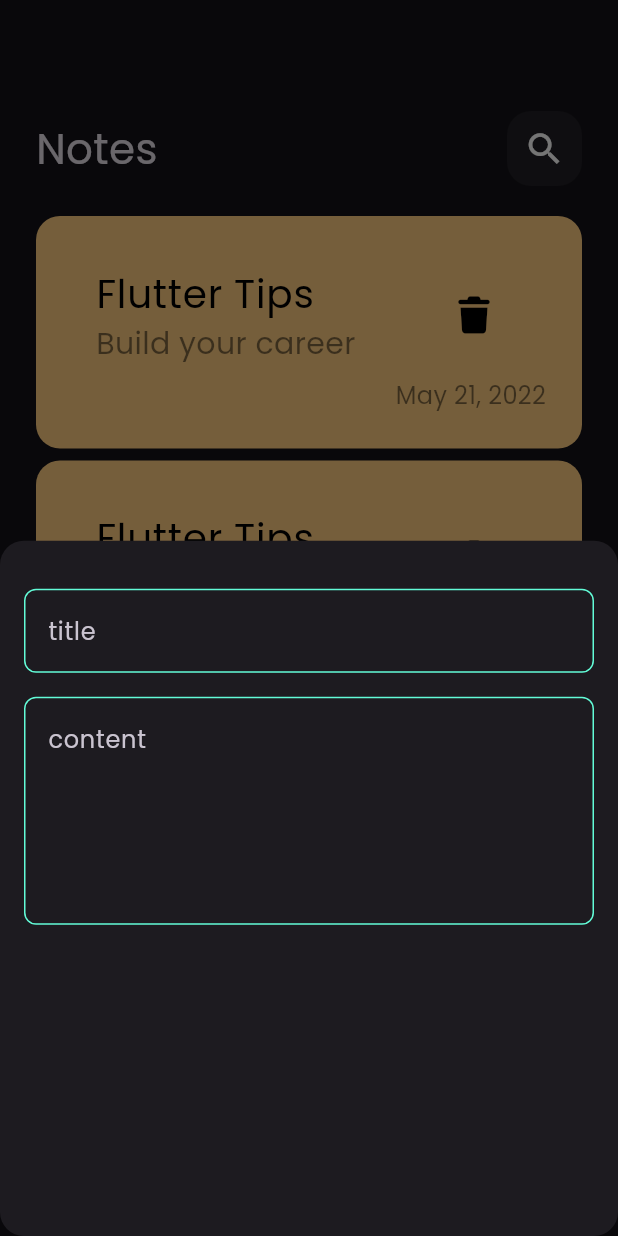
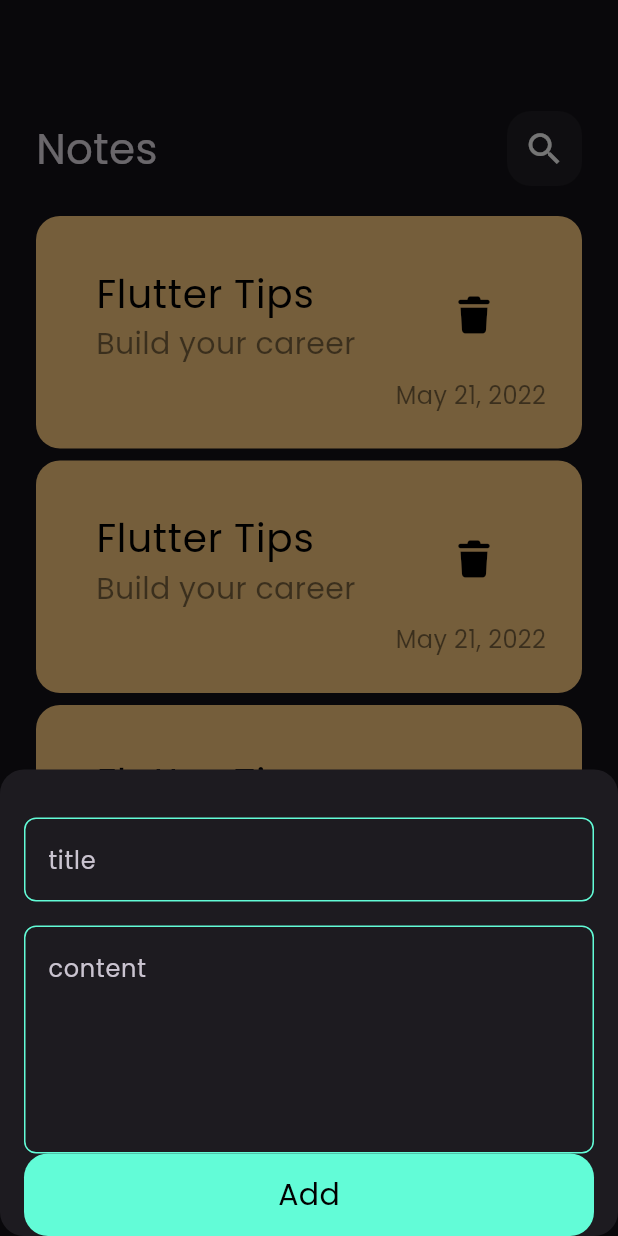
Before and after one commit to mohamed-eid-f/notes_app_hive_bloc, a Flutter app: the screen it shows after launch, after a tap on the "add" icon, on a phone screen of 412 x 824 dp. Run offline on Flutter 3.47's test engine with Material 3 defaults, Android fonts, the phone set to English and light mode, and no system bars; our stand-ins replace font_awesome_flutter.

Commit message:
create custom button

```diff
--- a/lib/views/widgets/add_note_bottom_sheet.dart
+++ b/lib/views/widgets/add_note_bottom_sheet.dart
@@ -1,4 +1,6 @@
 import "package:flutter/material.dart";
+import "package:notes_app_hive_bloc/constants.dart";
+import "package:notes_app_hive_bloc/views/widgets/custom_button.dart";
 import "package:notes_app_hive_bloc/views/widgets/custom_text_field.dart";
 
 class AddNoteBottomSheet extends StatelessWidget {
@@ -8,6 +10,7 @@
   Widget build(BuildContext context) {
     return Padding(
       padding: const EdgeInsets.symmetric(horizontal: 16.0),
+      child: SingleChildScrollView(
         child: Column(
           children: [
             SizedBox(height: 32),
@@ -19,7 +22,10 @@
               hint: "content",
               maxLines: 5,
             ),
+
+            CustomButton(),
           ],
+        ),
       ),
     );
   }
--- /dev/null
+++ b/lib/views/widgets/custom_button.dart
@@ -0,0 +1,27 @@
+import "package:flutter/material.dart";
+import "package:notes_app_hive_bloc/constants.dart";
+
+class CustomButton extends StatelessWidget {
+  const CustomButton({super.key});
+
+  @override
+  Widget build(BuildContext context) {
+    return Container(
+      width: MediaQuery.of(context).size.width,
+      height: 55,
+      decoration: BoxDecoration(
+        color: kPrimaryColor,
+        borderRadius: BorderRadius.circular(16),
+      ),
+      child: Center(
+        child: Text(
+          "Add",
+          style: TextStyle(
+            color: Colors.black,
+            fontSize: 20,
+          ),
+        ),
+      ),
+    );
+  }
+}
```
Lines whose indentation alone changed are shown as unchanged.
